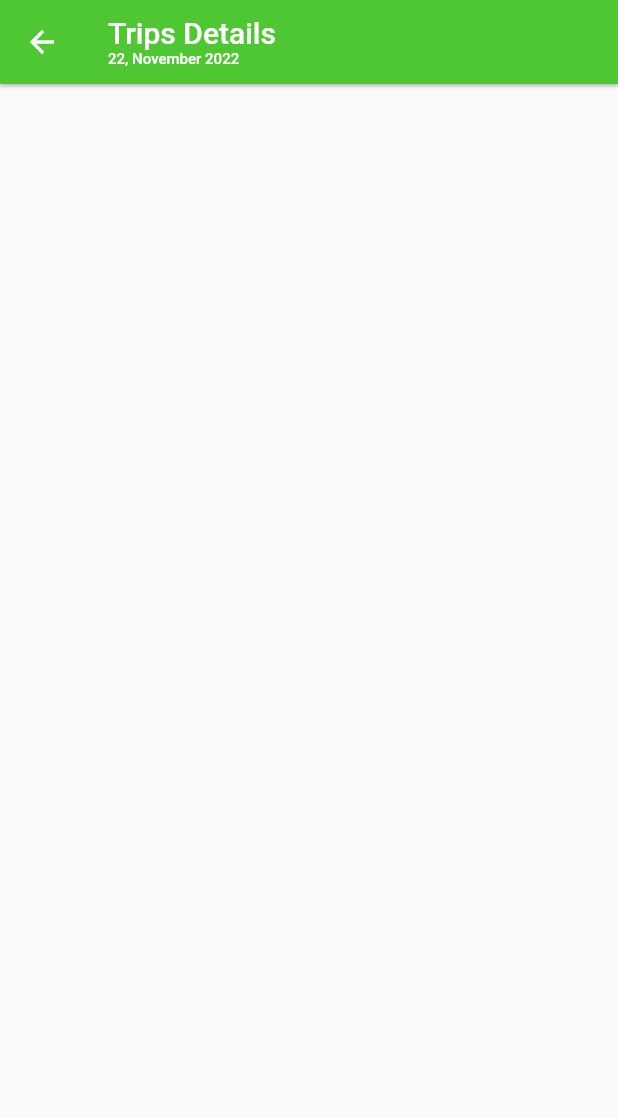
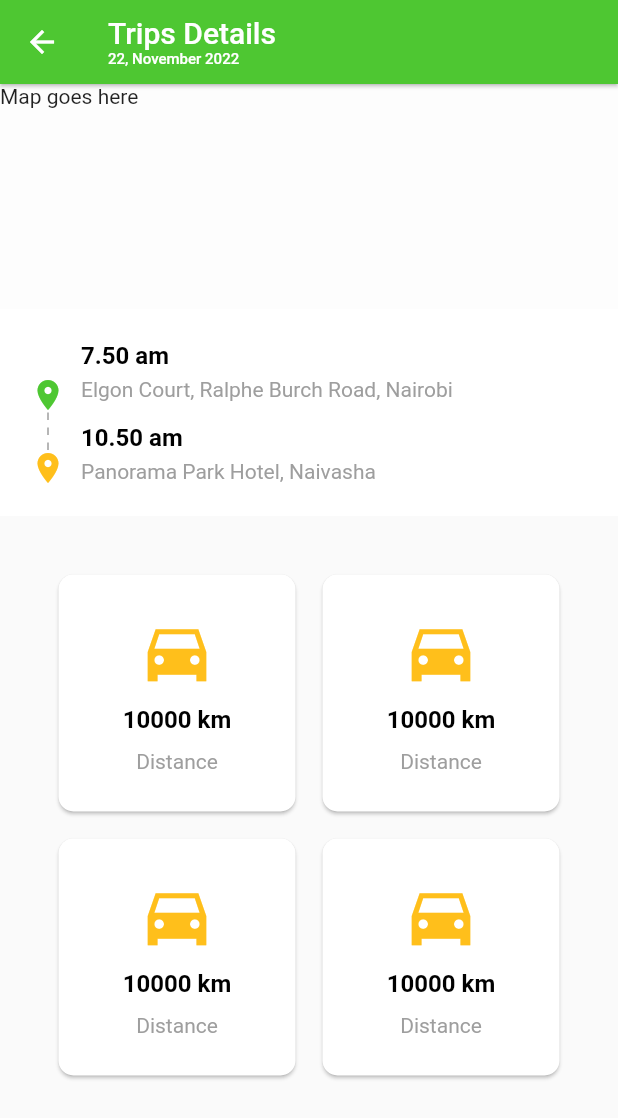
Before and after one commit to iZeroKim/Uado, a Flutter app: the TripDetails screen opened directly, on a phone screen of 412 x 824 dp. Shown: the top 1118 px of the screen. Run offline on Flutter 3.47's test engine with Material 2 defaults, Android fonts, the light colour scheme and no system bars; drawn by our look-alikes of flutter_dash; our stand-ins replace flutter_datetime_picker, getwidget, image_picker.

Commit message:
Add trip details

```diff
--- a/lib/screens/garage_details.dart
+++ b/lib/screens/garage_details.dart
@@ -1,6 +1,7 @@
 import 'package:flutter/material.dart';
 import 'package:getwidget/getwidget.dart';
 import 'garage_review.dart';
+import 'package:flutter_dash/flutter_dash.dart';
 
 class GarageDetails extends StatelessWidget {
   GarageDetails({super.key});
--- a/lib/screens/trip_details.dart
+++ b/lib/screens/trip_details.dart
@@ -1,4 +1,5 @@
 import 'package:flutter/material.dart';
+import 'package:flutter_dash/flutter_dash.dart';
 
 class TripDetails extends StatefulWidget {
   const TripDetails({Key? key}) : super(key: key);
@@ -30,9 +31,100 @@ class _TripDetailsState extends State<TripDetails> {
             padding: const EdgeInsets.only(
                 left: 0.0, right: 0.0, bottom: 10.0),
             child:
-            Column(
-              children: [
-              ],
+            ListView(
+              children: [Column(
+                children: [
+                  Container(
+                    height: 150,
+                      width: double.infinity,
+                      color: Colors.white54,
+                      child: Text("Map goes here")),
+                  Container(
+                    color: Colors.white,
+                    child: Padding(
+                      padding: const EdgeInsets.all(20.0),
+                      child: Row(
+                        children:[
+                          Column(
+                          children:[
+                            Padding(
+                              padding: const EdgeInsets.only(top: 25.0),
+                              child: Icon(Icons.location_on, color:Color.fromRGBO(78, 199, 50, 1)),
+                            ),
+                            Dash(
+                                direction: Axis.vertical,
+                                length: 25,
+                                dashLength: 5,
+                                dashColor: Colors.grey),
+                            Icon(Icons.location_on, color:Color.fromRGBO(255,191,27,1)),
+                          ]
+                        ),
+                          SizedBox(width: 10.0,),
+                          Column(
+                            crossAxisAlignment: CrossAxisAlignment.start,
+                            children: [
+                              Text("7.50 am",style: TextStyle(color: Colors.black,fontWeight: FontWeight.bold ,fontSize: 16) ,),
+                              SizedBox(height:5.0),
+                              Text("Elgon Court, Ralphe Burch Road, Nairobi",style: TextStyle(color: Colors.grey, ) ,),
+                              SizedBox(height:15.0),
+                              Text("10.50 am",style: TextStyle(color: Colors.black,fontWeight: FontWeight.bold ,fontSize: 16) ,),
+                              SizedBox(height:5.0),
+                              Text("Panorama Park Hotel, Naivasha",style: TextStyle(color: Colors.grey, ) ,),
+
+                            ],
+                          )
+                        ]
+                      ),
+                    ),
+                  ),
+                  Container(
+                    child: Padding(padding: EdgeInsets.all(30),
+                    child: GridView.builder(
+                      itemCount: 4,
+                      shrinkWrap: true,
+                      physics: ScrollPhysics(),
+                      gridDelegate: const SliverGridDelegateWithFixedCrossAxisCount(
+                        childAspectRatio: 10.0 / 10.0,
+                        crossAxisCount: 2,
+                      ),
+                      itemBuilder: (BuildContext context, int index) {
+
+                        return Padding(
+                            padding: const EdgeInsets.all(5),
+                            child: InkWell(
+                              onTap: (){ print("Null");
+                              },
+                              child: Card(
+                                  semanticContainer: true,
+                                  shape: RoundedRectangleBorder(
+                                    borderRadius: BorderRadius.circular(10.0),
+                                  ),
+                                  clipBehavior: Clip.antiAlias,
+                                  child: Column(
+                                    crossAxisAlignment: CrossAxisAlignment.center,
+                                    mainAxisAlignment: MainAxisAlignment.center,
+                                    children: <Widget>[
+                                      Padding(
+                                          padding: EdgeInsets.all(10.0),
+                                          child: Column(
+                                            mainAxisAlignment: MainAxisAlignment.center,
+                                            children: const [
+                                              const Icon(Icons.directions_car_sharp, size: 52, color: Color.fromRGBO(255,191,27,1),),
+                                              SizedBox(height: 10.0),
+                                              Text("10000 km", style: TextStyle(color: Colors.black, fontSize: 16, fontWeight: FontWeight.bold),),
+                                              SizedBox(height: 10.0),
+                                              Text("Distance", style: TextStyle(color:Colors.grey),),
+                                            ],
+                                          ),
+                                      ),
+                                    ],
+                                  )),
+                            ));
+                      },
+                    ),),
+                  )
+                ],
+              )],
             )
 
 
--- a/pubspec.yaml
+++ b/pubspec.yaml
@@ -19,6 +19,7 @@ dependencies:
   provider: ^6.0.4
   getwidget: ^3.0.1
   flutter_datetime_picker: ^1.5.1
+  flutter_dash: ^1.0.0
 
 dev_dependencies:
   flutter_test:
```
Also changed, not shown: pubspec.lock.
